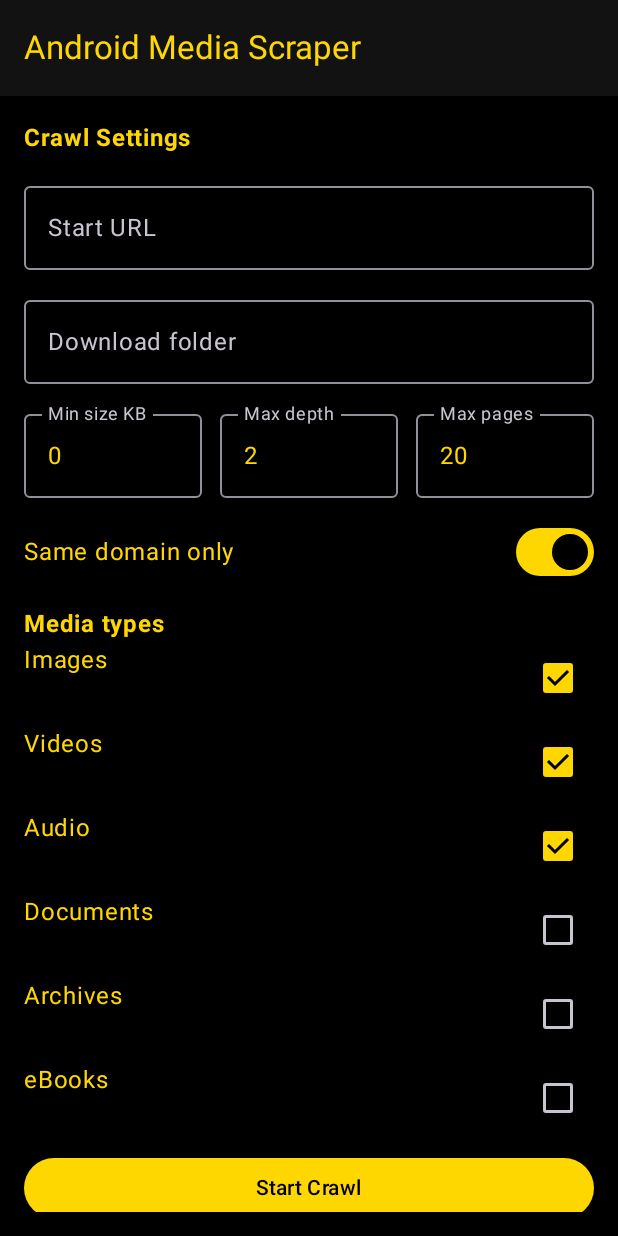
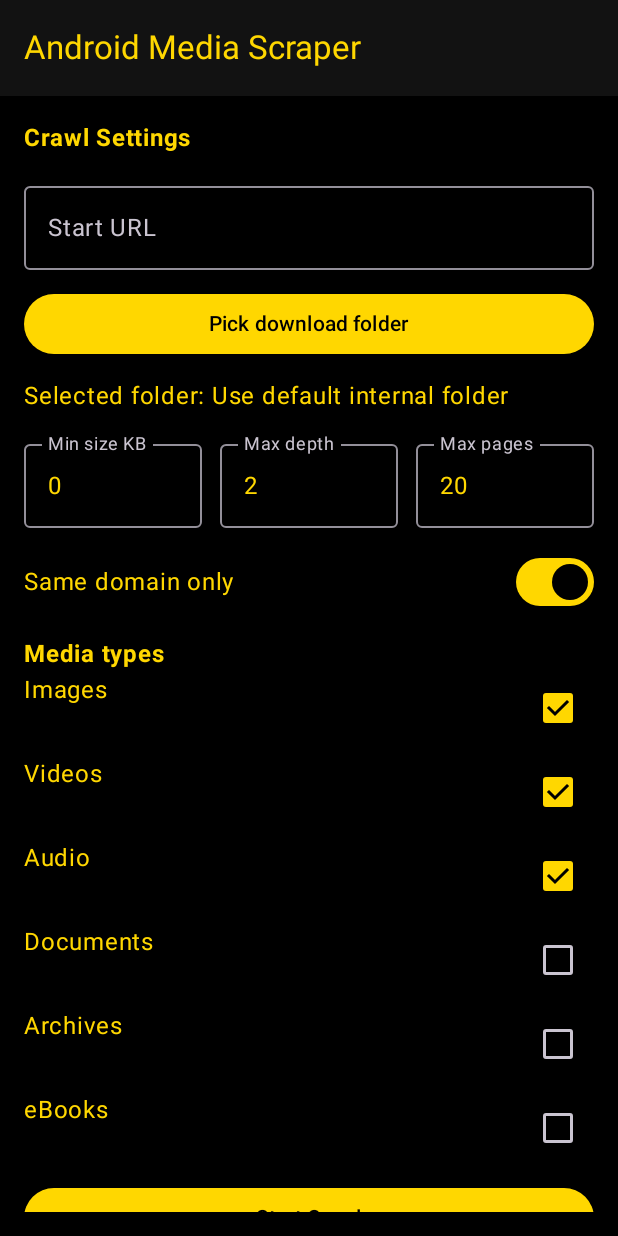
Before and after one commit to Kvngz3n0/DATA-SCRAPER-, an Android app built with Jetpack Compose: the screen it shows after launch (MainActivity), on a phone screen of 412 x 824 dp. Run offline under Robolectric (Android 15) with nearby library versions, the light colour scheme and no system bars.

Commit message:
Add SAF folder picker support for custom download destination

```diff
--- a/app/build.gradle.kts
+++ b/app/build.gradle.kts
@@ -36,6 +36,7 @@ dependencies {
     implementation("androidx.core:core-ktx:1.15.0")
     implementation("androidx.appcompat:appcompat:1.7.0")
     implementation("androidx.activity:activity-compose:1.10.1")
+    implementation("androidx.documentfile:documentfile:1.0.1")
     implementation("androidx.lifecycle:lifecycle-runtime-ktx:2.8.7")
     implementation("androidx.compose.ui:ui:1.4.0")
     implementation("androidx.compose.material3:material3:1.4.0")
--- a/app/src/main/java/com/example/mangascraper/MainActivity.kt
+++ b/app/src/main/java/com/example/mangascraper/MainActivity.kt
@@ -1,8 +1,12 @@
 package com.example.mangascraper
 
+import android.content.Intent
+import android.net.Uri
 import android.os.Bundle
 import androidx.activity.ComponentActivity
+import androidx.activity.compose.rememberLauncherForActivityResult
 import androidx.activity.compose.setContent
+import androidx.activity.result.contract.ActivityResultContracts
 import androidx.compose.foundation.background
 import androidx.compose.foundation.clickable
 import androidx.compose.foundation.layout.Arrangement
@@ -42,6 +46,7 @@ import androidx.compose.ui.graphics.Color
 import androidx.compose.ui.platform.LocalContext
 import androidx.compose.ui.text.font.FontWeight
 import androidx.compose.ui.unit.dp
+import androidx.documentfile.provider.DocumentFile
 import kotlinx.coroutines.launch
 
 private val BlackGoldColorScheme = darkColorScheme(
@@ -78,7 +83,8 @@ fun AppScreen() {
     val scraper = remember { ScraperService(cacheDir = context.cacheDir) }
     val crawler = remember { MediaCrawler(context, scraper) }
     var startUrl by remember { mutableStateOf("") }
-    var outputFolder by remember { mutableStateOf("") }
+    var destinationUri by remember { mutableStateOf<Uri?>(null) }
+    var destinationLabel by remember { mutableStateOf("Use default internal folder") }
     var minSize by remember { mutableStateOf("0") }
     var maxDepth by remember { mutableStateOf("2") }
     var maxPages by remember { mutableStateOf("20") }
@@ -89,6 +95,19 @@ fun AppScreen() {
     var results by remember { mutableStateOf<List<MediaResult>>(emptyList()) }
     val scope = rememberCoroutineScope()
     var showResultCount by remember { mutableStateOf(false) }
+
+    val folderPickerLauncher = rememberLauncherForActivityResult(
+        contract = ActivityResultContracts.OpenDocumentTree()
+    ) { uri ->
+        if (uri != null) {
+            context.contentResolver.takePersistableUriPermission(
+                uri,
+                Intent.FLAG_GRANT_READ_URI_PERMISSION or Intent.FLAG_GRANT_WRITE_URI_PERMISSION
+            )
+            destinationUri = uri
+            destinationLabel = DocumentFile.fromTreeUri(context, uri)?.name ?: uri.toString()
+        }
+    }
 
     Scaffold(
         topBar = {
@@ -117,13 +136,16 @@ fun AppScreen() {
             }
 
             item {
-                OutlinedTextField(
-                    value = outputFolder,
-                    onValueChange = { outputFolder = it },
-                    label = { Text("Download folder") },
-                    placeholder = { Text("/storage/emulated/0/Download/media") },
+                Button(
+                    onClick = { folderPickerLauncher.launch(null) },
                     modifier = Modifier.fillMaxWidth()
-                )
+                ) {
+                    Text("Pick download folder")
+                }
+            }
+
+            item {
+                Text("Selected folder: $destinationLabel")
             }
 
             item {
@@ -200,7 +222,7 @@ fun AppScreen() {
                                 maxDepth = maxDepth.toIntOrNull() ?: 2,
                                 maxPages = maxPages.toIntOrNull() ?: 20,
                                 sameDomain = sameDomain,
-                                destinationPath = outputFolder.ifBlank { null },
+                                destinationTreeUri = destinationUri,
                                 progress = { message ->
                                     logMessages.add(message)
                                 }
```
Also changed, not shown: app/src/main/java/com/example/mangascraper/MediaCrawler.kt (+44 -11 lines).
